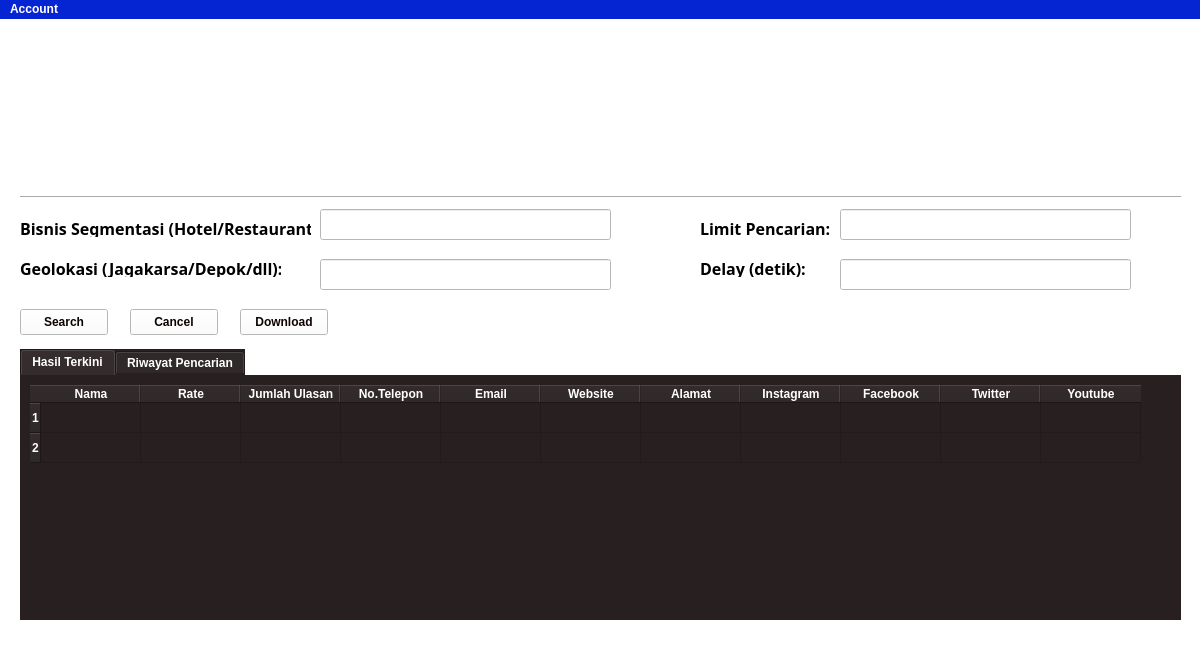
Qt form form.ui (RP-Guruh/lead_generator_py_qt) before a commit.
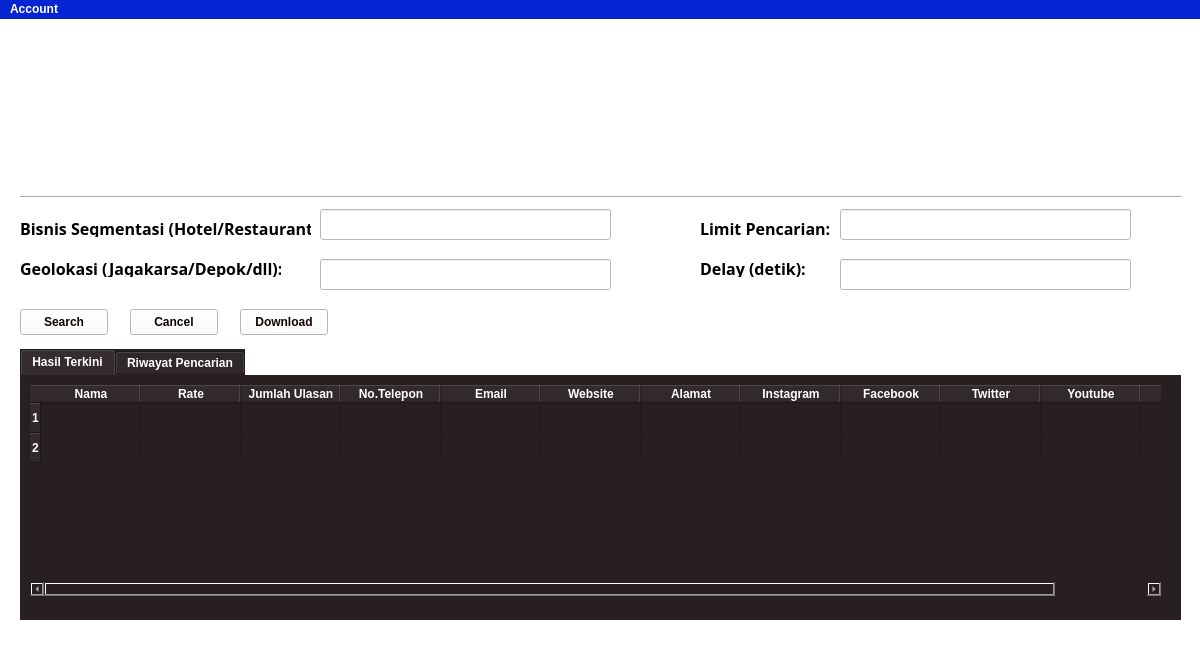
The same form after that commit. Icons and pictures are not drawn.

What changed in the file:
```diff
--- a/form.ui
+++ b/form.ui
@@ -362,6 +362,11 @@
         <string>Youtube</string>
        </property>
       </column>
+      <column>
+       <property name="text">
+        <string>tiktok</string>
+       </property>
+      </column>
       <item row="0" column="0">
        <property name="text">
         <string/>
```
Left out of the diff: 4 changed lines with no effect on the pictures.
